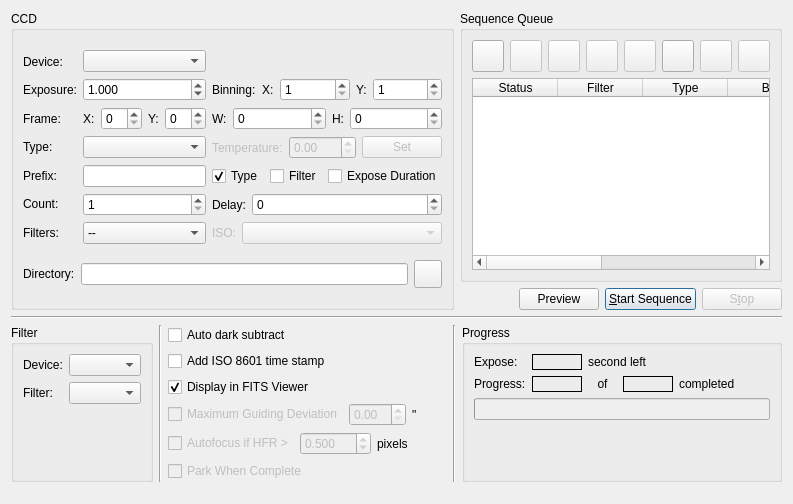
Qt form kstars/ekos/capture.ui (KDE/kstars) before a commit.
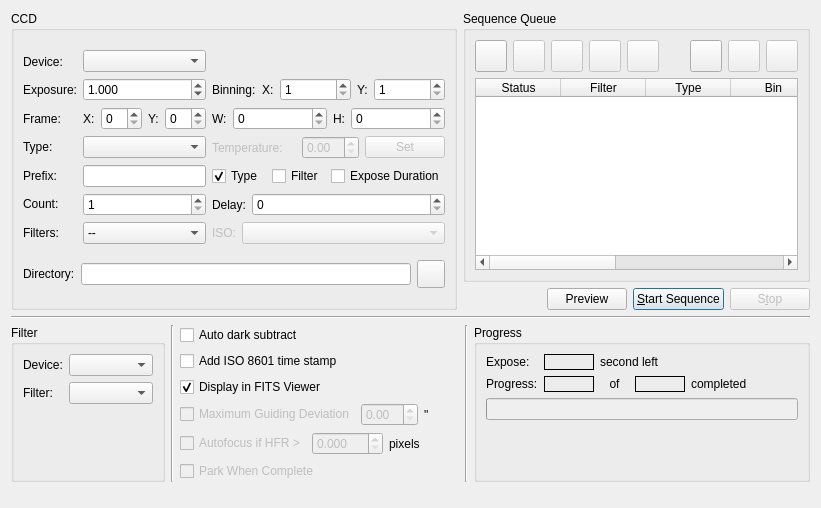
The same form after that commit.

Commit message: Add temperature settings to jobs

```diff
--- a/kstars/ekos/capture.ui
+++ b/kstars/ekos/capture.ui
@@ -6,8 +6,8 @@
    <rect>
     <x>0</x>
     <y>0</y>
-    <width>766</width>
-    <height>504</height>
+    <width>821</width>
+    <height>508</height>
    </rect>
   </property>
   <layout class="QVBoxLayout" name="verticalLayout_10">
@@ -385,6 +385,19 @@
                   </property>
                  </widget>
                 </item>
+                <item>
+                 <widget class="QLabel" name="temperatureOUT">
+                  <property name="minimumSize">
+                   <size>
+                    <width>0</width>
+                    <height>0</height>
+                   </size>
+                  </property>
+                  <property name="text">
+                   <string/>
+                  </property>
+                 </widget>
+                </item>
                 <item>
                  <widget class="QDoubleSpinBox" name="temperatureIN">
                   <property name="enabled">
@@ -1127,7 +1140,7 @@
             <number>3</number>
            </property>
            <property name="minimum">
-            <double>0.050000000000000</double>
+            <double>0.000000000000000</double>
            </property>
            <property name="maximum">
             <double>10.000000000000000</double>
@@ -1136,7 +1149,7 @@
             <double>0.100000000000000</double>
            </property>
            <property name="value">
-            <double>0.500000000000000</double>
+            <double>0.000000000000000</double>
            </property>
           </widget>
          </item>
```
Left out of the diff: 6 changed lines with no effect on the pictures. The commit also changes 5 other files.
